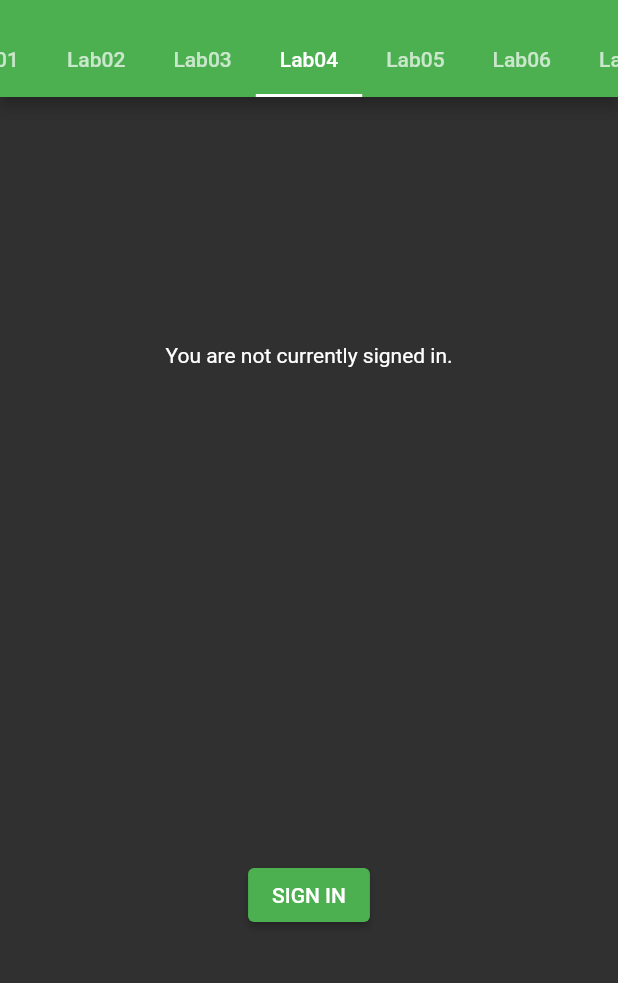
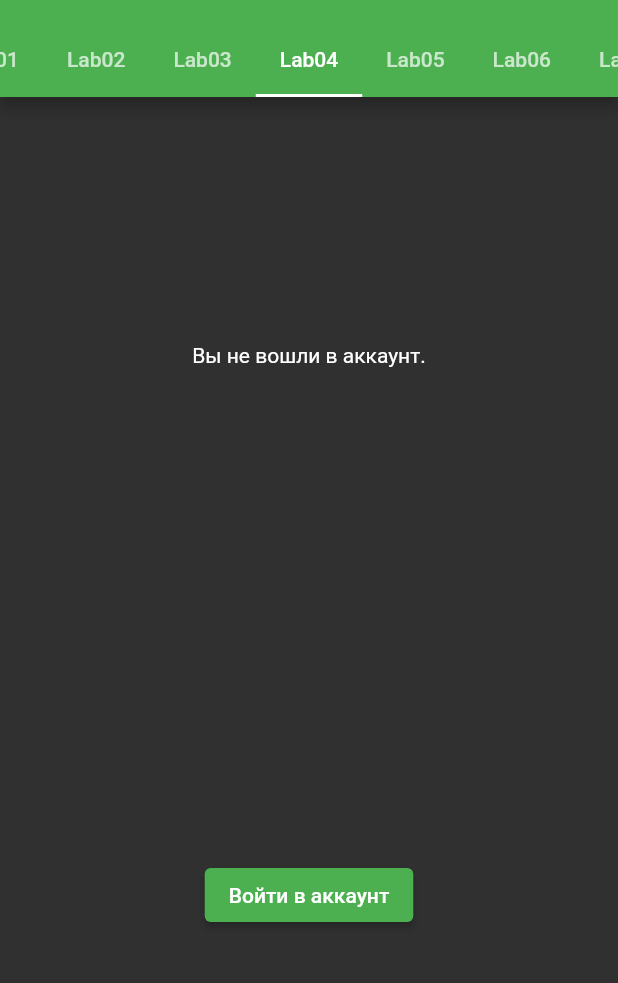
Before and after one commit to lSenichl/mospolytech-education-mobile-dev-2021-1, a Flutter app: the screen it shows after launch, tab 4 chosen, on a phone screen of 412 x 824 dp, the part 59-1042 px from its top. Run offline on Flutter 3.47's test engine with Material 2 defaults, Android fonts, the phone set to English and light mode, and no system bars; our stand-ins replace chewie, flutter_html, google_sign_in, sleek_circular_slider, syncfusion_flutter_sliders, video_player and 1 more; missing offline and left inert: camera_camera, flutter_file_dialog.

Commit message:
fix lab4

```diff
--- a/lib/Labs/lab04.dart
+++ b/lib/Labs/lab04.dart
@@ -52,7 +52,7 @@ class Lab04State extends State<Lab04> {
             subtitle: Text(_currentUser.email ?? ''),
           ),
           ElevatedButton(
-            child: const Text('SIGN OUT'),
+            child: const Text('Выйти из аккаунта'),
             onPressed: _handleSignOut,
           ),
         ],
@@ -61,9 +61,9 @@ class Lab04State extends State<Lab04> {
       return Column(
         mainAxisAlignment: MainAxisAlignment.spaceAround,
         children: <Widget>[
-          const Text("You are not currently signed in."),
+          const Text("Вы не вошли в аккаунт."),
           ElevatedButton(
-            child: const Text('SIGN IN'),
+            child: const Text('Войти в аккаунт'),
             onPressed: _handleSignIn,
           ),
         ],
--- a/lib/main.dart
+++ b/lib/main.dart
@@ -33,7 +33,7 @@ class MyHomePage extends StatelessWidget {
           accentColor: Colors.green,
           unselectedWidgetColor: Colors.green),
       home: DefaultTabController(
-        length: 10,
+        length: 8,
         child: Scaffold(
           appBar: AppBar(
             bottom: TabBar(
@@ -47,8 +47,6 @@ class MyHomePage extends StatelessWidget {
                 Tab(text: 'Lab06'),
                 Tab(text: 'Lab07'),
                 Tab(text: 'Lab08'),
-                Tab(text: 'Lab09'),
-                Tab(text: 'Lab10'),
               ],
             ),
             title: Text(
@@ -83,20 +81,6 @@ class MyHomePage extends StatelessWidget {
                   textDirection: TextDirection.ltr,
                 ),
               ),
-              Align(
-                alignment: Alignment.center,
-                child: Text(
-                  'В разработке...',
-                  textDirection: TextDirection.ltr,
-                ),
-              ),
-              Align(
-                alignment: Alignment.center,
-                child: Text(
-                  'В разработке...',
-                  textDirection: TextDirection.ltr,
-                ),
-              ),
             ],
           ),
         ),
```
Also changed, not shown: lib/Labs/lab06.dart (added), lib/Labs/lab07.dart (added), lib/Labs/lab08.dart (added).
